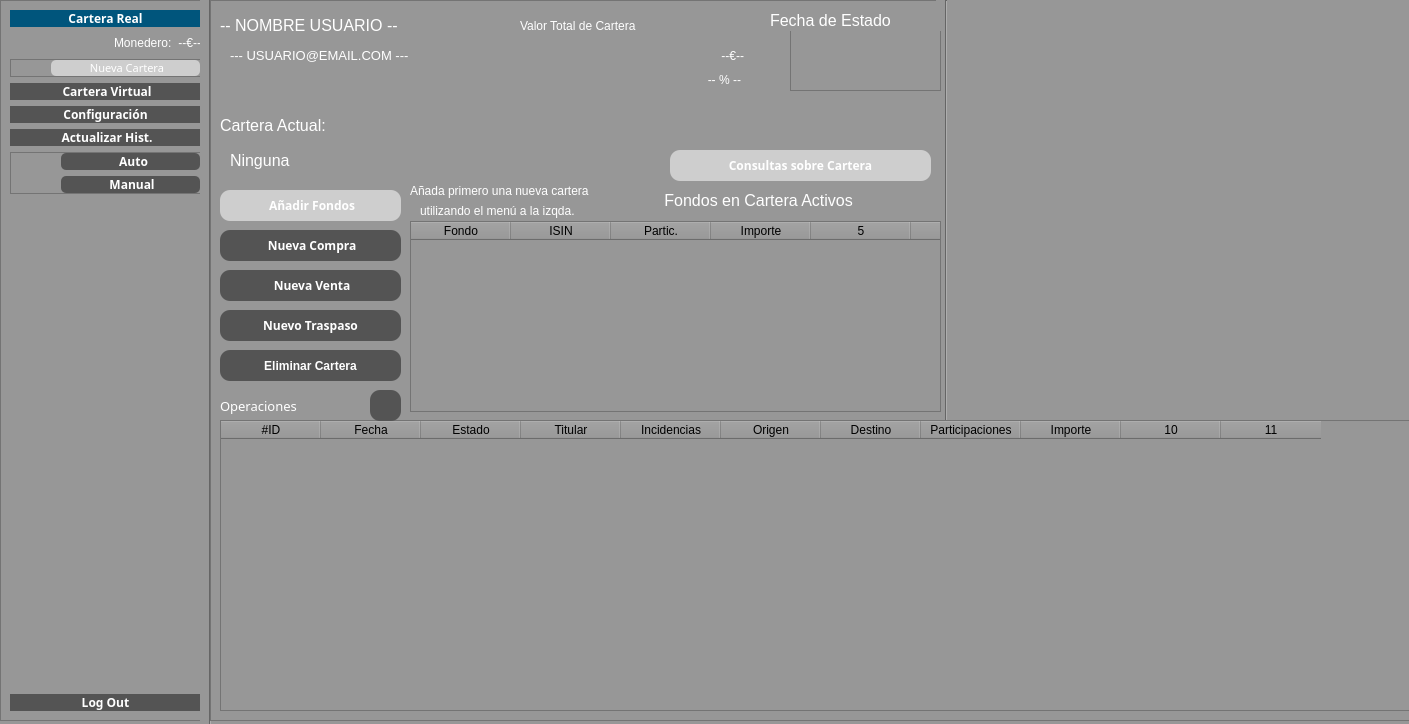
Before: the Qt Designer form src/GUI/PrincipalUsuario.ui in jesusramondovale/IngenicaSTS, drawn with Qt 5.
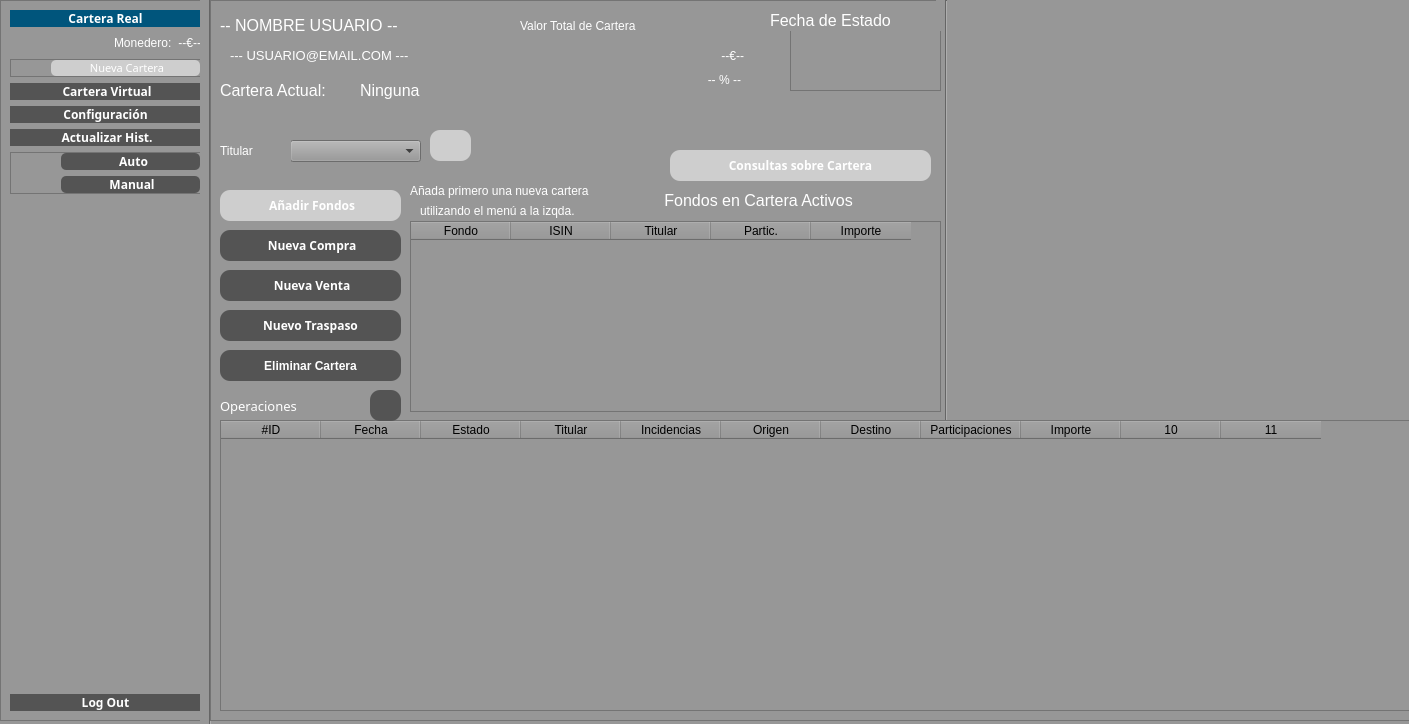
After: the same form once the commit is applied. Icons and pictures are not drawn.

Commit message: Añadido: Selector de Titular + Auto Rellenado de Importe en Operaciones

What changed in the file:
```diff
--- a/src/GUI/PrincipalUsuario.ui
+++ b/src/GUI/PrincipalUsuario.ui
@@ -993,9 +993,9 @@
      <property name="geometry">
       <rect>
        <x>10</x>
-       <y>110</y>
+       <y>80</y>
        <width>151</width>
-       <height>31</height>
+       <height>21</height>
       </rect>
      </property>
      <property name="font">
@@ -1308,9 +1308,9 @@
     <widget class="QLabel" name="labelCarteraActual">
      <property name="geometry">
       <rect>
-       <x>20</x>
-       <y>140</y>
-       <width>151</width>
+       <x>150</x>
+       <y>70</y>
+       <width>141</width>
        <height>41</height>
       </rect>
      </property>
@@ -1527,7 +1527,7 @@
       <enum>Qt::DotLine</enum>
      </property>
      <property name="columnCount">
-      <number>8</number>
+      <number>5</number>
      </property>
      <attribute name="verticalHeaderVisible">
       <bool>false</bool>
@@ -1542,6 +1542,11 @@
        <string>ISIN</string>
       </property>
      </column>
+     <column>
+      <property name="text">
+       <string>Titular</string>
+      </property>
+     </column>
      <column>
       <property name="text">
        <string>Partic.</string>
@@ -1552,10 +1557,6 @@
        <string>Importe</string>
       </property>
      </column>
-     <column/>
-     <column/>
-     <column/>
-     <column/>
     </widget>
     <widget class="QPushButton" name="buttonSaveOperaciones">
      <property name="geometry">
@@ -1604,6 +1605,62 @@
        <normaloff>../../../feather/eye.svg</normaloff>../../../feather/eye.svg</iconset>
      </property>
     </widget>
+    <widget class="QComboBox" name="cbTitular">
+     <property name="geometry">
+      <rect>
+       <x>80</x>
+       <y>140</y>
+       <width>131</width>
+       <height>22</height>
+      </rect>
+     </property>
+    </widget>
+    <widget class="QLabel" name="label_9">
+     <property name="geometry">
+      <rect>
+       <x>10</x>
+       <y>140</y>
+       <width>71</width>
+       <height>21</height>
+      </rect>
+     </property>
+     <property name="styleSheet">
+      <string notr="true">font: 75 12pt &quot;Yu Gothic UI&quot;;</string>
+     </property>
+     <property name="text">
+      <string>Titular</string>
+     </property>
+    </widget>
+    <widget class="QPushButton" name="buttonAddTitular">
+     <property name="geometry">
+      <rect>
+       <x>220</x>
+       <y>130</y>
+       <width>41</width>
+       <height>31</height>
+      </rect>
+     </property>
+     <property name="font">
+      <font>
+       <family>Yu Gothic UI Light</family>
+       <pointsize>9</pointsize>
+       <weight>75</weight>
+       <bold>true</bold>
+      </font>
+     </property>
+     <property name="styleSheet">
+      <string notr="true">*{
+background: rgb(206, 206, 206)
+}</string>
+     </property>
+     <property name="text">
+      <string/>
+     </property>
+     <property name="icon">
+      <iconset>
+       <normaloff>../../../feather/plus-square.svg</normaloff>../../../feather/plus-square.svg</iconset>
+     </property>
+    </widget>
     <zorder>buttonAddISINReal</zorder>
     <zorder>label_3</zorder>
     <zorder>buttonBorrarCarteraReal</zorder>
```
Left out of the diff: 3 changed lines with no effect on the pictures. The commit also changes 10 other files.
